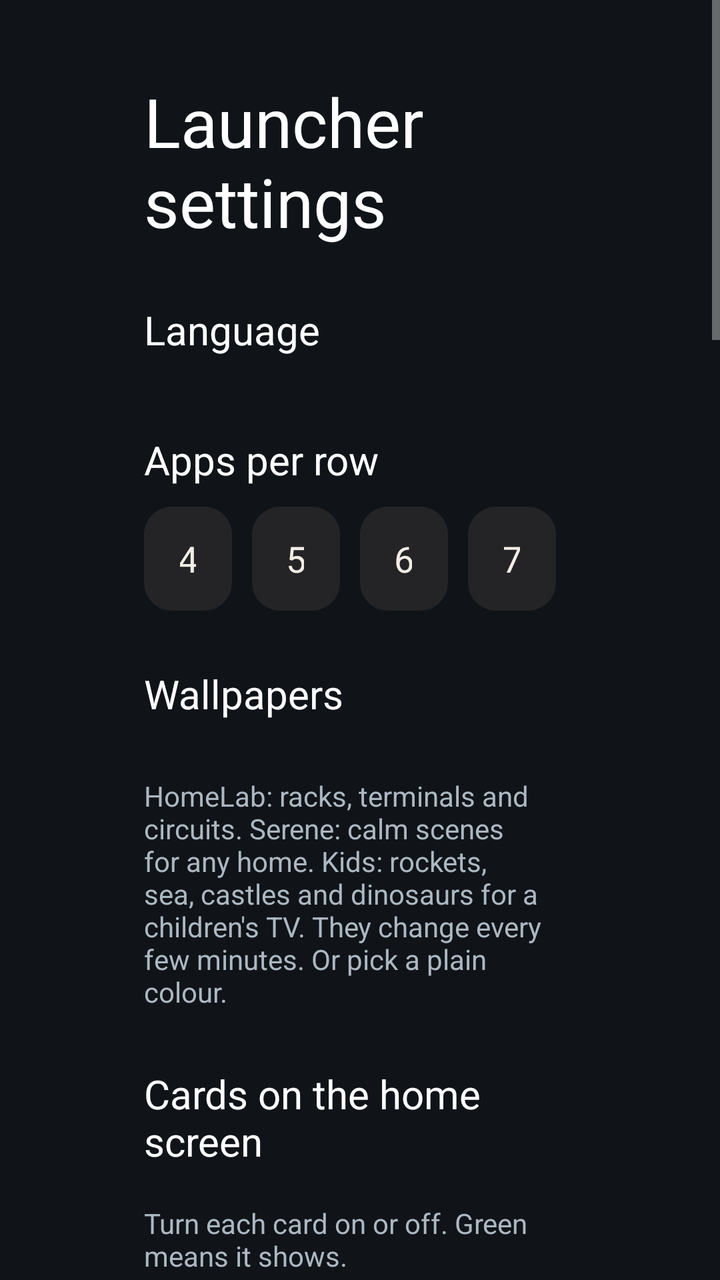
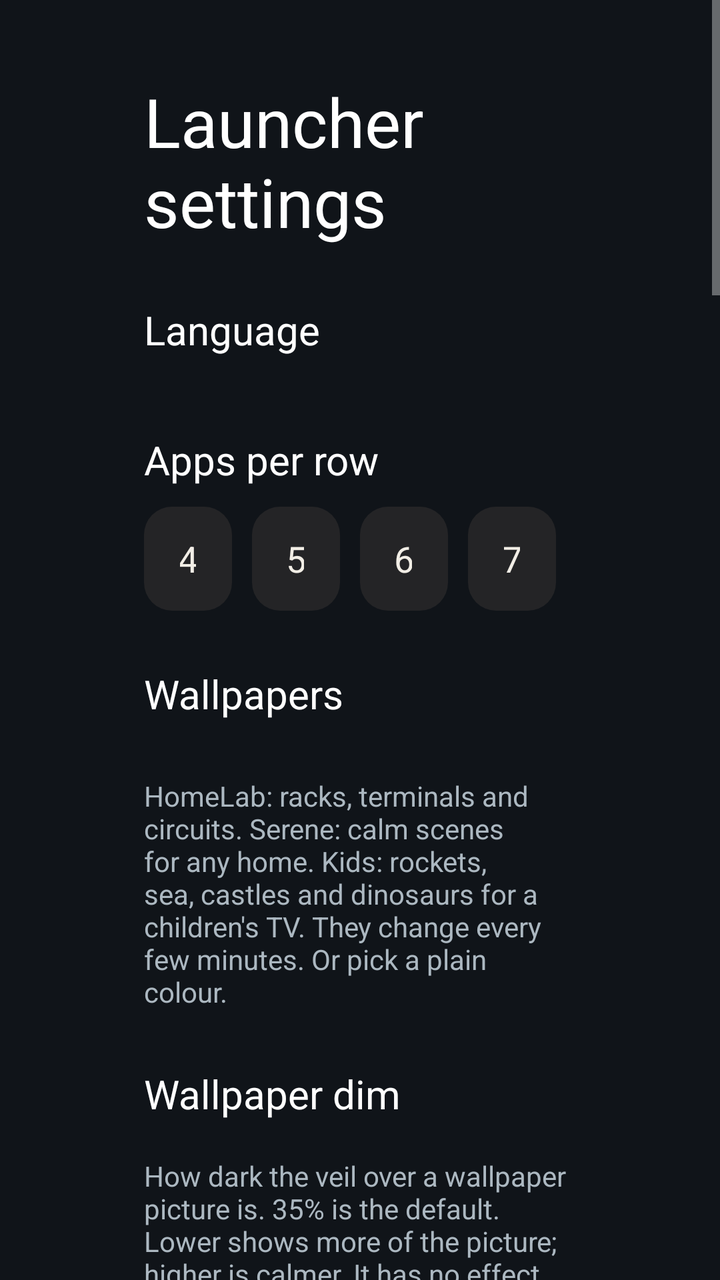

Before-and-after screenshots of an Android layout around one commit, followed by the original layout XML and the change that was made.
<!-- AndroidManifest.xml: application theme Theme.TvHome -->
<!-- res/layout/activity_launcher_settings.xml -->
<?xml version="1.0" encoding="utf-8"?>
<ScrollView xmlns:android="http://schemas.android.com/apk/res/android"
    android:layout_width="match_parent"
    android:layout_height="match_parent"
    android:background="#FF101419"
    android:fillViewport="true">

    <LinearLayout
        android:layout_width="match_parent"
        android:layout_height="wrap_content"
        android:orientation="vertical"
        android:paddingStart="72dp"
        android:paddingEnd="72dp"
        android:paddingTop="38dp"
        android:paddingBottom="38dp">

        <TextView
            android:layout_width="match_parent"
            android:layout_height="wrap_content"
            android:text="@string/launcher_settings"
            android:textColor="#FFFFFFFF"
            android:textSize="34sp" />

        <TextView style="@style/SettingsHeading" android:text="@string/language_label" />

        <LinearLayout android:id="@+id/languageRow" style="@style/SettingsChoiceRow" />

        <TextView style="@style/SettingsHeading" android:text="@string/columns_label" />

        <LinearLayout style="@style/SettingsChoiceRow">

            <TextView android:id="@+id/columns4" style="@style/SettingsColumnChoice" android:text="4" />
            <TextView android:id="@+id/columns5" style="@style/SettingsColumnChoice" android:text="5" />
            <TextView android:id="@+id/columns6" style="@style/SettingsColumnChoice" android:text="6" />
            <TextView android:id="@+id/columns7" style="@style/SettingsColumnChoice" android:text="7" />
        </LinearLayout>

        <TextView style="@style/SettingsHeading" android:text="@string/wallpapers_label" />

        <LinearLayout android:id="@+id/wallpaperRow" style="@style/SettingsChoiceRow" />

        <LinearLayout android:id="@+id/colourRow" style="@style/SettingsChoiceRow" />

        <TextView style="@style/SettingsHint" android:text="@string/wallpapers_hint" />

        <TextView style="@style/SettingsHeading" android:text="@string/cards_label" />

        <LinearLayout android:id="@+id/cardsRow" style="@style/SettingsChoiceRow" />

        <TextView style="@style/SettingsHint" android:text="@string/cards_hint" />

        <TextView style="@style/SettingsHeading" android:text="@string/text_size_label" />

        <LinearLayout android:id="@+id/textSizeRow" style="@style/SettingsChoiceRow" />

        <TextView style="@style/SettingsHint" android:text="@string/text_size_hint" />

        <TextView style="@style/SettingsHeading" android:text="@string/dock_style_label" />

        <LinearLayout android:id="@+id/dockStyleRow" style="@style/SettingsChoiceRow" />

        <TextView style="@style/SettingsHint" android:text="@string/dock_style_hint" />

        <TextView style="@style/SettingsHeading" android:text="@string/tile_corners_label" />

        <LinearLayout android:id="@+id/tileCornersRow" style="@style/SettingsChoiceRow" />

        <TextView style="@style/SettingsHint" android:text="@string/tile_corners_hint" />

        <TextView style="@style/SettingsHeading" android:text="@string/clock_style_label" />

        <LinearLayout android:id="@+id/clockStyleRow" style="@style/SettingsChoiceRow" />

        <TextView style="@style/SettingsHint" android:text="@string/clock_style_hint" />

        <TextView style="@style/SettingsHeading" android:text="@string/prayer_method_label" />

        <TextView
            android:id="@+id/prayerMethodChoice"
            style="@style/SettingsRow"
            android:layout_marginTop="12dp" />

        <LinearLayout android:id="@+id/asrRow" style="@style/SettingsChoiceRow" />

        <TextView style="@style/SettingsHint" android:text="@string/prayer_method_hint" />

        <TextView style="@style/SettingsHeading" android:text="@string/prayer_alert_label" />

        <LinearLayout android:id="@+id/prayerAlertRow" style="@style/SettingsChoiceRow" />

        <TextView style="@style/SettingsHint" android:text="@string/prayer_alert_hint" />

        <TextView style="@style/SettingsHeading" android:text="@string/hijri_shift_label" />

        <LinearLayout android:id="@+id/hijriShiftRow" style="@style/SettingsChoiceRow" />

        <TextView style="@style/SettingsHint" android:text="@string/hijri_shift_hint" />

        <TextView
            android:id="@+id/clubsChoice"
            style="@style/SettingsRow"
            android:layout_marginTop="12dp" />

        <TextView
            android:id="@+id/hiddenAppsChoice"
            style="@style/SettingsRow"
            android:layout_marginTop="12dp" />

        <TextView style="@style/SettingsHeading" android:text="@string/motion_label" />

        <LinearLayout android:id="@+id/motionRow" style="@style/SettingsChoiceRow" />

        <TextView style="@style/SettingsHint" android:text="@string/motion_hint" />

        <TextView
            android:id="@+id/followThemeChoice"
            style="@style/SettingsRow"
            android:layout_marginTop="28dp"
            android:text="@string/follow_theme" />

        <TextView style="@style/SettingsHint" android:text="@string/follow_theme_hint" />

        <TextView
            android:id="@+id/defaultHomeChoice"
            style="@style/SettingsRow"
            android:layout_marginTop="28dp"
            android:text="@string/home_settings" />

        <TextView style="@style/SettingsHint" android:text="@string/home_settings_help" />

        <TextView
            android:id="@+id/tvSettingsChoice"
            style="@style/SettingsRow"
            android:layout_marginTop="18dp"
            android:text="@string/tv_settings" />
    </LinearLayout>
</ScrollView>
<!-- resources referenced by this layout -->
<resources>
  <string name="cards_hint">Turn each card on or off. Green means it shows.</string>
  <string name="cards_label">Cards on the home screen</string>
  <string name="clock_style_hint">Glass puts the time on a small glass capsule.</string>
  <string name="clock_style_label">Clock style</string>
  <string name="columns_label">Apps per row</string>
  <string name="dock_style_hint">The plate behind your favourite apps. Band is the flat look of 2.9; floating glass is lighter and takes the colour of the focused app.</string>
  <string name="dock_style_label">Dock style</string>
  <string name="follow_theme">Follow theme (reset on-TV choices)</string>
  <string name="follow_theme_hint">Uses the current theme or built-in layout and motion settings. Pushing or resetting a theme also clears your on-TV choices.</string>
  <string name="hijri_shift_hint">Days added to the Hijri date, for a country that follows moon sighting. It also moves the start of Ramadan. Shown on the home screen and the screensaver.</string>
  <string name="hijri_shift_label">Hijri date</string>
  <string name="home_settings">Choose default home</string>
  <string name="home_settings_help">Select your original home to stop using CleanYourTV as Home, or CleanYourTV to switch back. The original launcher must be enabled and your TV must provide a home picker; use the restore script first if it was disabled.</string>
  <string name="language_label">Language</string>
  <string name="launcher_settings">Launcher settings</string>
  <string name="motion_hint">Calm: soft fades. Lively: tiles lift and icons zoom, which uses more memory. Off: no animation, best on slow TVs.</string>
  <string name="motion_label">Motion</string>
  <string name="prayer_alert_hint">For a few minutes after a prayer time, the prayer card says it is time for that prayer. No sound.</string>
  <string name="prayer_alert_label">Prayer alert</string>
  <string name="prayer_method_hint">Computed on the TV by the method you pick. A method gives that method\'s times, which can differ by a few minutes from a printed calendar; prayer_adjust in config.json shifts each time by minutes.</string>
  <string name="prayer_method_label">Prayer times</string>
  <string name="text_size_hint">The cards on the home screen: small shows 5, medium 4, large 3. When there are more, the last place shows the rest in turn.</string>
  <string name="text_size_label">Text size</string>
  <string name="tile_corners_hint">How round the app tiles, the highlight and the dock plate are.</string>
  <string name="tile_corners_label">Tile corners</string>
  <string name="tv_settings">TV system settings</string>
  <string name="wallpapers_hint">HomeLab: racks, terminals and circuits. Serene: calm scenes for any home. Kids: rockets, sea, castles and dinosaurs for a children\'s TV. They change every few minutes. Or pick a plain colour.</string>
  <string name="wallpapers_label">Wallpapers</string>
  <color name="theme_sand">#FFF2EEE6</color>
  <color name="theme_ground">#FF0B0B0C</color>
  <color name="theme_focus">#FFF2EEE6</color>
  <color name="theme_green">#FF57D294</color>
  <color name="theme_surface_200">#FF242426</color>
  <!-- unchanged entries left out for length: 7 -->
</resources>

<!-- the commit's change to res/layout/activity_launcher_settings.xml (unified diff, before → after) -->
@@ -43,6 +43,12 @@
 
         <TextView style="@style/SettingsHint" android:text="@string/wallpapers_hint" />
 
+        <TextView style="@style/SettingsHeading" android:text="@string/wallpaper_dim_label" />
+
+        <LinearLayout android:id="@+id/wallpaperDimRow" style="@style/SettingsChoiceRow" />
+
+        <TextView style="@style/SettingsHint" android:text="@string/wallpaper_dim_hint" />
+
         <TextView style="@style/SettingsHeading" android:text="@string/cards_label" />
 
         <LinearLayout android:id="@+id/cardsRow" style="@style/SettingsChoiceRow" />
@@ -72,6 +78,12 @@
         <LinearLayout android:id="@+id/clockStyleRow" style="@style/SettingsChoiceRow" />
 
         <TextView style="@style/SettingsHint" android:text="@string/clock_style_hint" />
+
+        <TextView style="@style/SettingsHeading" android:text="@string/digits_label" />
+
+        <LinearLayout android:id="@+id/digitsRow" style="@style/SettingsChoiceRow" />
+
+        <TextView style="@style/SettingsHint" android:text="@string/digits_hint" />
 
         <TextView style="@style/SettingsHeading" android:text="@string/prayer_method_label" />
 
<!-- resource entries referenced after the edit -->
@@ -5,6 +5,8 @@
   <string name="clock_style_hint">Glass puts the time on a small glass capsule.</string>
   <string name="clock_style_label">Clock style</string>
   <string name="columns_label">Apps per row</string>
+  <string name="digits_hint">The numbers on the home screen and the screensaver: the clock, the dates, prayer times, scores and temperatures. On the English screen the clock is drawn in Outfit, which has no Arabic-Indic digits, so the font of the TV supplies them.</string>
+  <string name="digits_label">Digits</string>
   <string name="dock_style_hint">The plate behind your favourite apps. Band is the flat look of 2.9; floating glass is lighter and takes the colour of the focused app.</string>
   <string name="dock_style_label">Dock style</string>
   <string name="follow_theme">Follow theme (reset on-TV choices)</string>
@@ -26,6 +28,8 @@
   <string name="tile_corners_hint">How round the app tiles, the highlight and the dock plate are.</string>
   <string name="tile_corners_label">Tile corners</string>
   <string name="tv_settings">TV system settings</string>
+  <string name="wallpaper_dim_hint">How dark the veil over a wallpaper picture is. 35% is the default. Lower shows more of the picture; higher is calmer. It has no effect with a plain colour.</string>
+  <string name="wallpaper_dim_label">Wallpaper dim</string>
   <string name="wallpapers_hint">HomeLab: racks, terminals and circuits. Serene: calm scenes for any home. Kids: rockets, sea, castles and dinosaurs for a children\'s TV. They change every few minutes. Or pick a plain colour.</string>
   <string name="wallpapers_label">Wallpapers</string>
   <color name="theme_sand">#FFF2EEE6</color>
